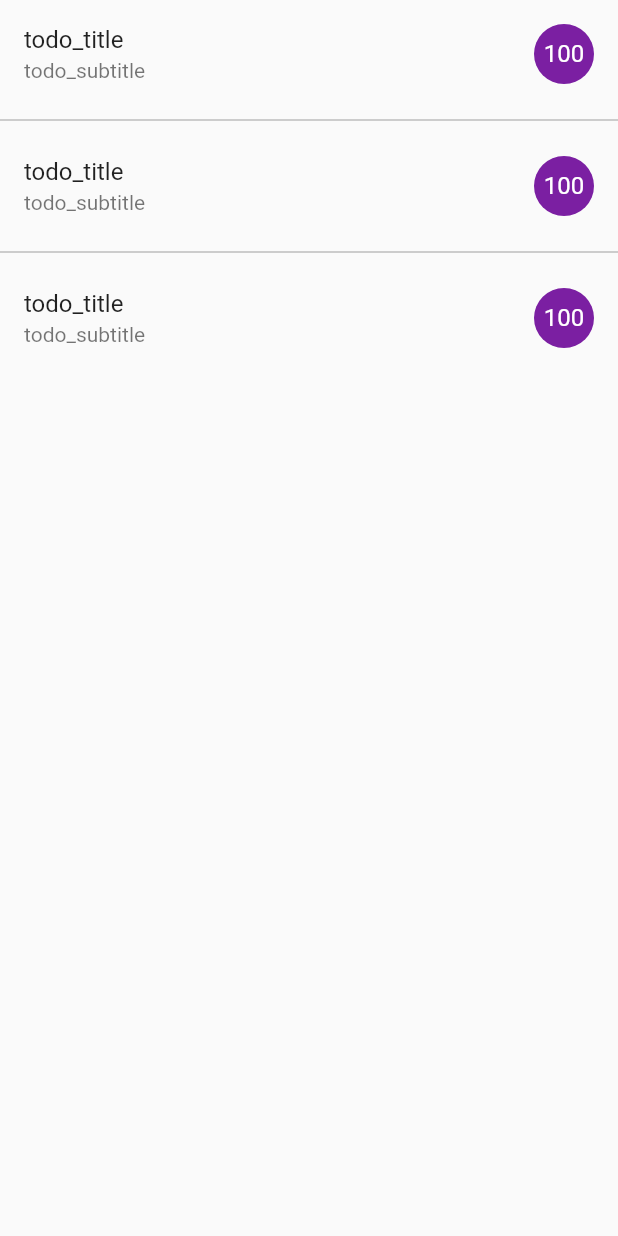
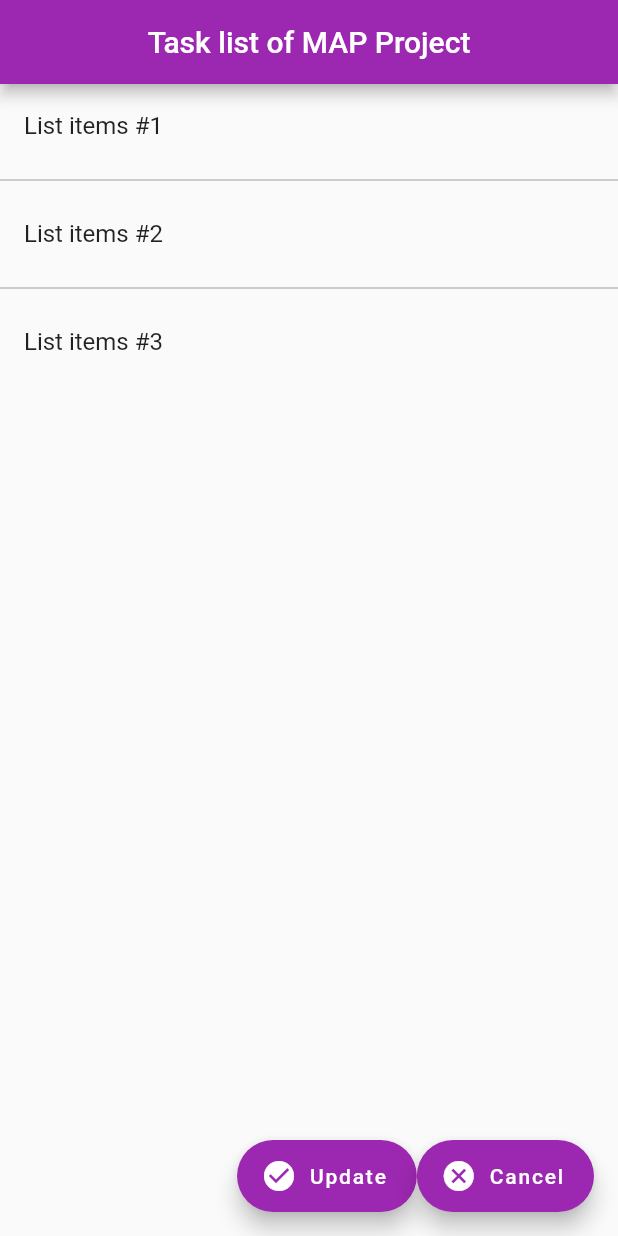
Before and after one commit to zahraAfa/exercise2MAP, a Flutter app: the screen it shows after launch, on a phone screen of 412 x 824 dp. Run offline on Flutter 3.47's test engine with Material 2 defaults, Android fonts, the phone set to English and light mode, and no system bars.

Commit message:
Several folders edited

```diff
--- a/lib/main.dart
+++ b/lib/main.dart
@@ -1,4 +1,5 @@
 import 'package:flutter/material.dart';
+import 'package:map_exercise2_pair/screens/task_list/task_list_screen.dart';
 import 'package:map_exercise2_pair/screens/todo_list/todo_list_screen.dart';
 
 void main() {
@@ -14,7 +15,7 @@ class MyApp extends StatelessWidget {
       theme: ThemeData(
         primarySwatch: Colors.purple,
       ),
-      home: todoScreen(),
+      home: TaskScreen(),
     );
   }
 }
--- a/lib/models/mock_todos.dart
+++ b/lib/models/mock_todos.dart
@@ -0,0 +1,181 @@
+// Create some mock data of a list of todos, as well as mock data of task list for each todo item.
+// Create your own mock data.
+
+import 'todo.dart';
+import 'task.dart';
+
+List<Todo> mockData = [
+  Todo(
+    title: "MAP Project",
+    tasks: [
+      Task(title: "Deliverable #1: Project Proposal and Deign."),
+      Task(title: "Deliverable #2: Prototype 1."),
+      Task(title: "Deliverable #3: Prototype 2."),
+      Task(title: "Deliverable #4: Backend."),
+      Task(title: "Deliverable #5: Release version."),
+    ],
+  ),
+  Todo(
+    title: "Exercise 4: Integrating with Backend",
+    tasks: [
+      Task(
+        title: "Submission.",
+        completed: true,
+      ),
+    ],
+  ),
+  Todo(
+    title: "Exercise 3: HTTP and JSON",
+    tasks: [
+      Task(
+        title: "Submission.",
+        completed: true,
+      ),
+    ],
+  ),
+  Todo(
+    title: "Exercise 2: Basic Navigations",
+    tasks: [
+      Task(
+        title: "Define model classes and create some mock data.",
+        completed: true,
+      ),
+      Task(
+        title:
+            "Build the looks of both screens dynamically – with the mock data.",
+        completed: true,
+      ),
+      Task(
+        title:
+            "Implement the onTap in the first screen to Navigate to the second screen.",
+      ),
+      Task(
+        title:
+            "Implement the onPressed of the “Update” button in the second screen to back to the first screen.",
+      ),
+      Task(
+        title: "Implement the onTap in the second screen to toggle a task.",
+      ),
+      Task(
+        completed: true,
+        title:
+            "Implement the onLongPress in the second screen to remove a task.",
+      ),
+      Task(
+        completed: true,
+        title: "Add a “Cancel” operation in the second screen.",
+      ),
+      Task(
+        completed: true,
+        title: "Submission.",
+      ),
+    ],
+  ),
+  Todo(
+    title: "Week 9 - Monday, HTTP and JSON",
+    tasks: [
+      Task(
+        title: "Quick Check Quiz for Attendance.",
+        completed: true,
+      ),
+    ],
+  ),
+  Todo(
+    title: "Exercise 1: Basic State Management with Stateful Widgets",
+    tasks: [
+      Task(
+        title: "UI built with stateless widgets.",
+        completed: true,
+      ),
+      Task(
+        title: "UI built with statefull widget.",
+        completed: true,
+      ),
+      Task(
+        title: "Adding functionality to the buttons.",
+        completed: true,
+      ),
+      Task(
+        title: "Adding functionality to the sliders.",
+        completed: true,
+      ),
+      Task(
+        title: "Code refactoring 1.",
+        completed: true,
+      ),
+      Task(
+        title: "Code refactoring 2.",
+        completed: true,
+      ),
+      Task(
+        title: "Submission.",
+        completed: true,
+      ),
+    ],
+  ),
+  Todo(
+    title: "Tutorial 3.3: Navigation and Routing : Named Routes",
+    tasks: [
+      Task(
+        title: "Define and handle the named routes.",
+        completed: true,
+      ),
+      Task(
+          title: "Navigate and pass data to the second screen.",
+          completed: true),
+      Task(
+        title: "Return from the second screen with result.",
+        completed: true,
+      ),
+      Task(
+        title: "Refactor routing code.",
+        completed: true,
+      ),
+      Task(
+        title: "Reorganize the UI built.",
+        completed: true,
+      ),
+      Task(
+        title: "Submission.",
+        completed: true,
+      ),
+    ],
+  ),
+  Todo(
+    title: "Tutorial 3.2: Navigation and Routing : Basic Navigation",
+    tasks: [
+      Task(
+        title: "Create the screen skeletons.",
+        completed: true,
+      ),
+      Task(
+        title: "Define model classes and mock data.",
+        completed: true,
+      ),
+      Task(
+        title: "Build the screens with dynamic content.",
+        completed: true,
+      ),
+      Task(
+        title: "Navigate and pass data to the second screen.",
+        completed: true,
+      ),
+      Task(
+        title: "Return from the second screen with result.",
+        completed: true,
+      ),
+      Task(
+        title: "Make “Cancel” button functional.",
+        completed: true,
+      ),
+      Task(
+        title: "Disable AppBar’s and phone’s back buttons.",
+        completed: true,
+      ),
+      Task(
+        title: "Submission.",
+        completed: true,
+      ),
+    ],
+  ),
+];
--- a/lib/models/task.dart
+++ b/lib/models/task.dart
@@ -0,0 +1,8 @@
+class Task {
+  String title;
+  bool completed;
+
+  Task({this.title, this.completed = false});
+
+  Task.copy(Task from) : this(title: from.title, completed: from.completed);
+}
--- a/lib/router.dart
+++ b/lib/router.dart
@@ -0,0 +1,5 @@
+import 'package:flutter/material.dart';
+
+Route<dynamic> createRoute(settings) {
+  return null;
+}
--- a/lib/screens/task_list/bar.dart
+++ b/lib/screens/task_list/bar.dart
@@ -6,7 +6,7 @@ class Bar extends StatelessWidget implements PreferredSizeWidget {
 
   @override
   Widget build(BuildContext context) {
-    AppBar(
+    return AppBar(
       centerTitle: true,
       title: Text('Task list of MAP Project'),
     );
--- a/lib/screens/task_list/body.dart
+++ b/lib/screens/task_list/body.dart
@@ -6,15 +6,17 @@ class Body extends StatefulWidget {
 }
 
 class _BodyState extends State<Body> {
+  bool tap = false;
+
   @override
   Widget build(BuildContext context) {
     return ListView.separated(
       separatorBuilder: (context, index) => Divider(
         color: Colors.grey,
       ),
-      itemCount: 5,
+      itemCount: 3,
       itemBuilder: (context, index) => ListTile(
-        title: Text('task_title'),
+        title: Text("List items #${index + 1}"),
         onTap: () {},
         onLongPress: () {},
       ),
--- a/lib/screens/task_list/float.dart
+++ b/lib/screens/task_list/float.dart
@@ -10,6 +10,7 @@ class _FloatState extends State<Float> {
   Widget build(BuildContext context) {
     return Row(
       mainAxisAlignment: MainAxisAlignment.end,
+      crossAxisAlignment: CrossAxisAlignment.end,
       children: <Widget>[
         FloatingActionButton.extended(
           onPressed: () {},
@@ -20,7 +21,7 @@ class _FloatState extends State<Float> {
           onPressed: () {},
           icon: Icon(Icons.cancel),
           label: Text('Cancel'),
-        )
+        ),
       ],
     );
   }
--- a/lib/screens/task_list/task_list_screen.dart
+++ b/lib/screens/task_list/task_list_screen.dart
@@ -0,0 +1,23 @@
+import 'package:flutter/material.dart';
+import 'package:map_exercise2_pair/screens/task_list/body.dart';
+import 'package:map_exercise2_pair/screens/task_list/float.dart';
+
+import 'bar.dart';
+
+class TaskScreen extends StatefulWidget {
+  @override
+  _TaskScreenState createState() => _TaskScreenState();
+}
+
+class _TaskScreenState extends State<TaskScreen> {
+  @override
+  Widget build(BuildContext context) {
+    return SafeArea(
+      child: Scaffold(
+        appBar: Bar(),
+        body: Body(),
+        floatingActionButton: Float(),
+      ),
+    );
+  }
+}
--- a/lib/screens/todo_list/bar.dart
+++ b/lib/screens/todo_list/bar.dart
@@ -6,7 +6,7 @@ class Bar extends StatelessWidget implements PreferredSizeWidget {
 
   @override
   Widget build(BuildContext context) {
-    AppBar(
+    return AppBar(
       title: Text('My To Do List'),
     );
   }
--- a/lib/screens/todo_list/todo_list_screen.dart
+++ b/lib/screens/todo_list/todo_list_screen.dart
@@ -3,12 +3,12 @@ import 'package:flutter/material.dart';
 import 'bar.dart';
 import 'body.dart';
 
-class todoScreen extends StatefulWidget {
+class TodoScreen extends StatefulWidget {
   @override
-  _todoScreenState createState() => _todoScreenState();
+  _TodoScreenState createState() => _TodoScreenState();
 }
 
-class _todoScreenState extends State<todoScreen> {
+class _TodoScreenState extends State<TodoScreen> {
   @override
   Widget build(BuildContext context) {
     return SafeArea(
```
Also changed, not shown: lib/models/todo.dart (+18 -0 lines).
